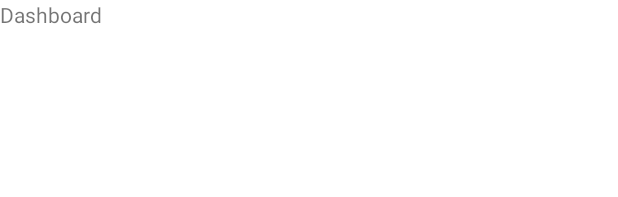
After one commit to souravjangra/FoodVerse, an Android app: the layout fragment_dashboard.xml on its own in the app's theme, with its tools: preview values and no code run, on a phone screen of 412 x 824 dp. The commit adds this screen. Shown: the top 197 px of the screen. Run offline under Robolectric (Android 15) with nearby library versions, the phone set to English and light mode, and no system bars.

Commit message:
new commit

```diff
--- /dev/null
+++ b/app/src/main/res/layout/fragment_dashboard.xml
@@ -0,0 +1,19 @@
+<?xml version="1.0" encoding="utf-8"?>
+<androidx.constraintlayout.widget.ConstraintLayout xmlns:android="http://schemas.android.com/apk/res/android"
+    android:layout_width="match_parent"
+    android:layout_height="match_parent"
+    xmlns:app="http://schemas.android.com/apk/res-auto">
+
+    <TextView
+        android:layout_width="match_parent"
+        android:layout_height="match_parent"
+        app:layout_constraintTop_toTopOf="parent"
+        app:layout_constraintStart_toStartOf="parent"
+        app:layout_constraintEnd_toEndOf="parent"
+        app:layout_constraintBottom_toBottomOf="parent"
+        android:text="Dashboard"
+        />
+
+
+
+</androidx.constraintlayout.widget.ConstraintLayout>
```
Also changed, not shown: app/src/main/java/com/busyarrow/foodverse/MainActivity.java (+9 -2 lines), app/src/main/java/com/busyarrow/foodverse/fragments/DashboardFragment.java (+19 -1 lines).
